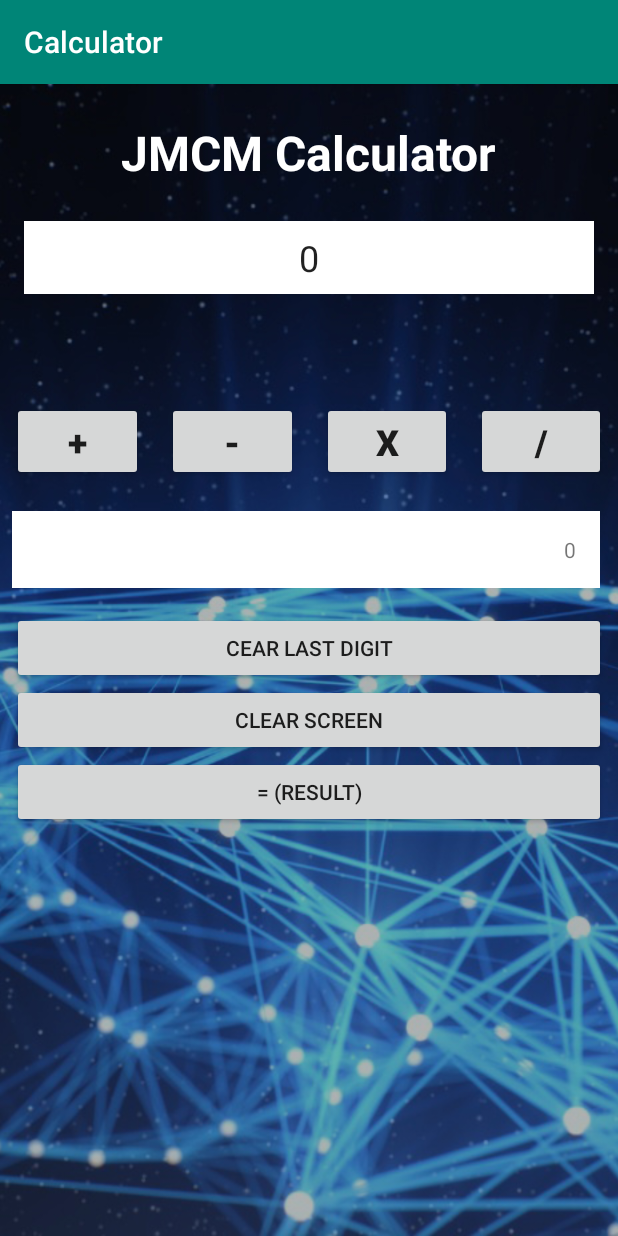
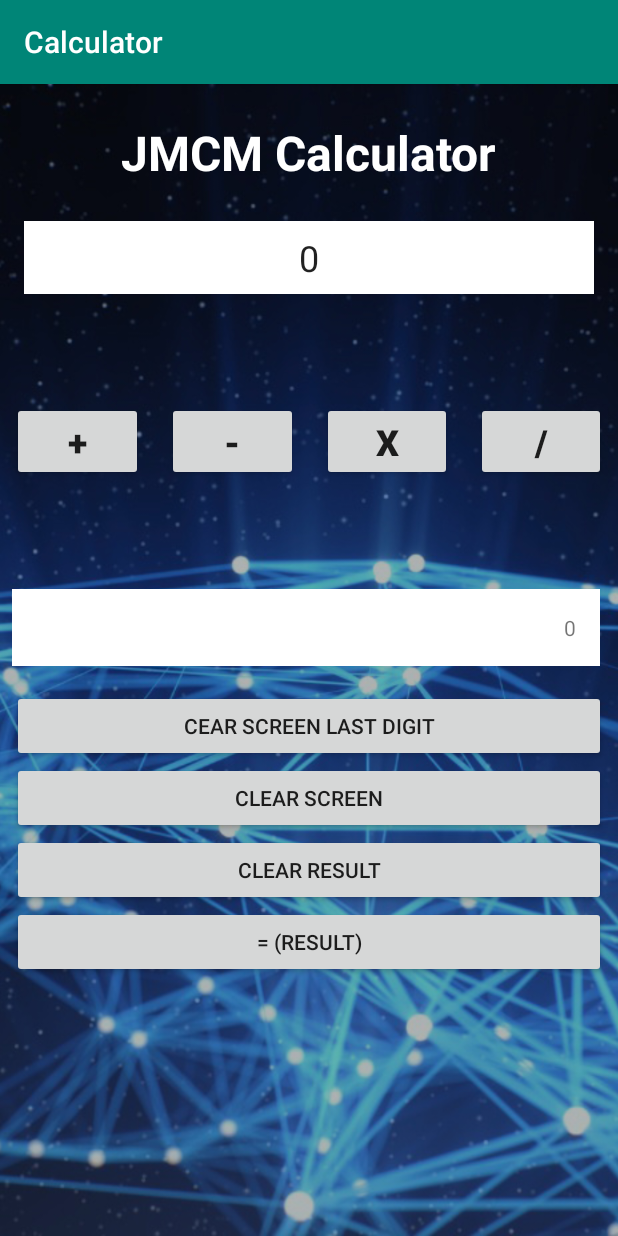
Before and after one commit to JMCMARQUES/JMCM, an Android app: the screen it shows after launch (MainActivity), on a phone screen of 412 x 824 dp. Run offline under Robolectric (Android 15) with nearby library versions, the phone set to English and light mode, and no system bars.

Commit message:
added a new buton to clear the result

```diff
--- a/app/src/main/java/com/example/calculator/MainActivity.java
+++ b/app/src/main/java/com/example/calculator/MainActivity.java
@@ -85,6 +85,14 @@ public class MainActivity extends AppCompatActivity {
     /**
      * @param view
      */
+    public void clearCalc(View view) {
+        TextView textView = findViewById(R.id.display);
+        textView.setText("0");
+    }
+
+    /**
+     * @param view
+     */
     public void result(View view) {
         if (operator == null) {
         } else {
--- a/app/src/main/res/layout/activity_main.xml
+++ b/app/src/main/res/layout/activity_main.xml
@@ -25,7 +25,7 @@
         android:padding="8dp"
         android:text="@string/calculator_name"
         android:textColor="@android:color/white"
-        android:textSize="32dp"
+        android:textSize="32sp"
         android:textStyle="bold"
         app:layout_constraintEnd_toEndOf="parent"
         app:layout_constraintStart_toStartOf="parent"
@@ -40,9 +40,10 @@
         android:layout_marginTop="16dp"
         android:background="@android:color/white"
         android:ems="10"
+        android:hint="@string/number_request"
         android:inputType="numberDecimal"
         android:padding="8dp"
-        android:text="0"
+        android:text="@string/zero"
         android:textAlignment="center"
         android:textSize="24sp"
         app:layout_constraintEnd_toEndOf="parent"
@@ -51,11 +52,10 @@
 
     <RelativeLayout
         android:layout_width="match_parent"
-        android:layout_height="300dp"
+        android:layout_height="400dp"
         android:layout_marginTop="64dp"
         app:layout_constraintEnd_toEndOf="parent"
-        app:layout_constraintTop_toBottomOf="@+id/writeHere"
-        tools:layout_editor_absoluteY="257dp">
+        app:layout_constraintTop_toBottomOf="@id/writeHere">
 
         <LinearLayout
             android:layout_width="match_parent"
@@ -132,17 +132,17 @@
             android:layout_marginLeft="8dp"
             android:layout_marginRight="8dp"
             android:onClick="clearLast"
-            android:text="@string/clearLast" />
+            android:text="@string/clearLast"/>
 
         <Button
             android:id="@+id/clearAll"
             android:layout_width="match_parent"
             android:layout_height="wrap_content"
-            android:layout_above="@id/equals"
+            android:layout_above="@id/clearCalc"
             android:layout_marginLeft="8dp"
             android:layout_marginRight="8dp"
             android:onClick="clearAll"
-            android:text="@string/clearAll" />
+            android:text="@string/clearAll"/>
 
         <TextView
             android:id="@+id/display"
@@ -155,8 +155,18 @@
             android:background="@android:color/white"
             android:inputType="numberDecimal"
             android:padding="16dp"
-            android:text="0"
-            android:textAlignment="textEnd" />
+            android:text="@string/zero"
+            android:textAlignment="textEnd"/>
+
+        <Button
+            android:id="@+id/clearCalc"
+            android:layout_width="match_parent"
+            android:layout_height="wrap_content"
+            android:layout_above="@id/equals"
+            android:layout_marginLeft="8dp"
+            android:layout_marginRight="8dp"
+            android:onClick="clearCalc"
+            android:text="@string/clearCalc" />
 
 
     </RelativeLayout>
--- a/app/src/main/res/values/strings.xml
+++ b/app/src/main/res/values/strings.xml
@@ -7,6 +7,8 @@
     <string name="multiply">x</string>
     <string name="divide">/</string>
     <string name="equals">= (result)</string>
-    <string name="clearLast">Cear last digit</string>
+    <string name="clearLast">Cear screen last digit</string>
     <string name="clearAll">Clear screen</string>
+    <string name="clearCalc">Clear result</string>
+    <string name="zero">0</string>
 </resources>
```
